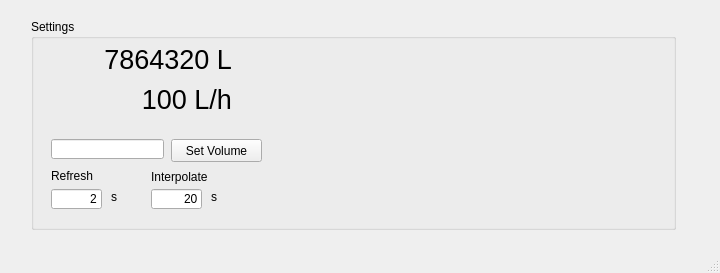
Before: the Qt Designer form helium_monitor/gui_helium.ui in konchris/andreev, drawn with Qt 5.
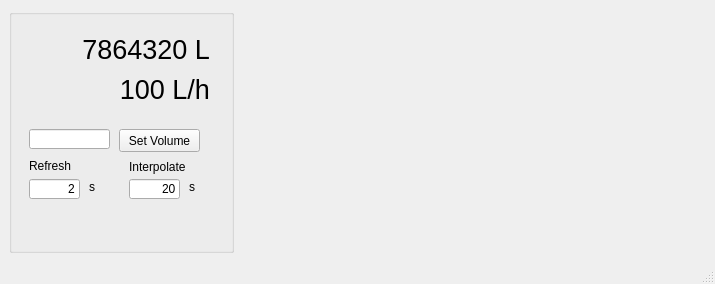
After: the same form once the commit is applied. Custom widgets are drawn as their Qt base class.

The edit to the form file:
```diff
--- a/helium_monitor/gui_helium.ui
+++ b/helium_monitor/gui_helium.ui
@@ -6,51 +6,38 @@
    <rect>
     <x>0</x>
     <y>0</y>
-    <width>720</width>
-    <height>273</height>
+    <width>715</width>
+    <height>284</height>
    </rect>
   </property>
   <property name="windowTitle">
    <string>Helium Monitor by David Weber</string>
   </property>
   <widget class="QWidget" name="centralwidget">
-   <widget class="QWidget" name="gridLayoutWidget">
-    <property name="geometry">
-     <rect>
-      <x>31</x>
-      <y>19</y>
-      <width>651</width>
-      <height>211</height>
-     </rect>
-    </property>
-    <layout class="QGridLayout" name="gridLayout">
-     <property name="sizeConstraint">
-      <enum>QLayout::SetNoConstraint</enum>
-     </property>
-     <item row="0" column="1">
-      <widget class="CurveWidget" name="curvewidget">
-       <property name="orientation">
-        <enum>Qt::Horizontal</enum>
-       </property>
-      </widget>
-     </item>
-     <item row="0" column="0">
+   <layout class="QHBoxLayout" name="horizontalLayout">
+    <item>
       <widget class="QGroupBox" name="groupBox">
        <property name="sizePolicy">
-        <sizepolicy hsizetype="Preferred" vsizetype="Preferred">
-         <horstretch>200</horstretch>
-         <verstretch>200</verstretch>
-        </sizepolicy>
-       </property>
+       <sizepolicy hsizetype="Fixed" vsizetype="Expanding">
+        <horstretch>0</horstretch>
+        <verstretch>0</verstretch>
+       </sizepolicy>
+      </property>
+      <property name="minimumSize">
+       <size>
+        <width>225</width>
+        <height>225</height>
+       </size>
+      </property>
        <property name="title">
-        <string>Settings</string>
+       <string/>
        </property>
        <widget class="QLineEdit" name="editSetVolume">
         <property name="geometry">
          <rect>
           <x>20</x>
           <y>120</y>
-          <width>113</width>
+         <width>81</width>
           <height>20</height>
          </rect>
         </property>
@@ -79,9 +66,9 @@
        <widget class="QPushButton" name="btnSetVolume">
         <property name="geometry">
          <rect>
-          <x>140</x>
+         <x>110</x>
           <y>120</y>
-          <width>91</width>
+         <width>81</width>
           <height>23</height>
          </rect>
         </property>
@@ -196,9 +183,15 @@
        </widget>
       </widget>
      </item>
-    </layout>
-   </widget>
-  </widget>
+    <item>
+     <widget class="CurveWidget" name="curvewidget">
+      <property name="orientation">
+       <enum>Qt::Horizontal</enum>
+      </property>
+     </widget>
+    </item>
+   </layout>
+  </widget>
   <widget class="QMenuBar" name="menubar">
    <property name="geometry">
     <rect>
```
Left out of the diff: 2 changed lines with no effect on the pictures. Lines whose indentation alone changed are shown as unchanged.
